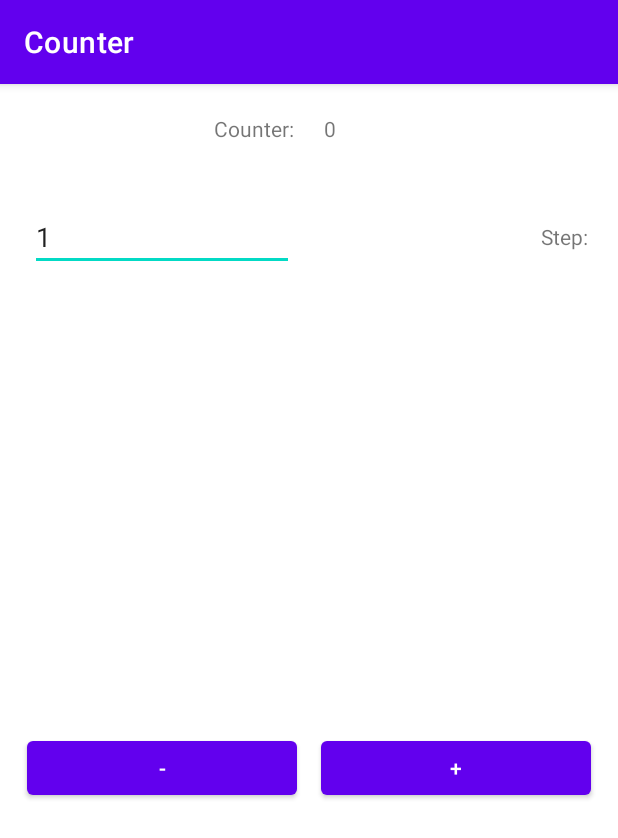
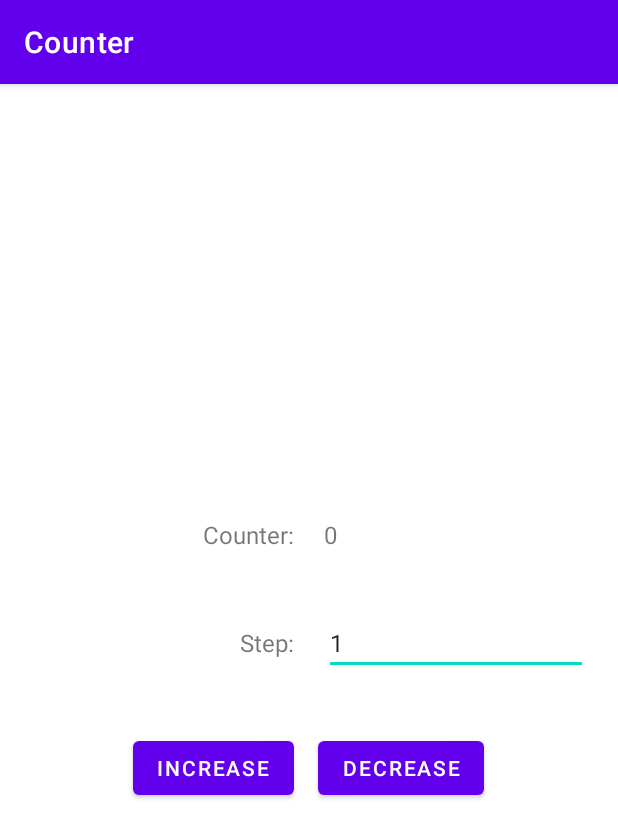
Before and after one commit to lima-1thing/SeeUJavaAndAndroid, an Android app: the screen it shows after launch (CounterMainActivity), on a phone screen of 412 x 824 dp. Shown: the top 838 px of the screen. Run offline under Robolectric (Android 15) with nearby library versions, the phone set to English and light mode, and no system bars.

Commit message:
Refine Counter UI

```diff
--- a/counter/src/main/AndroidManifest.xml
+++ b/counter/src/main/AndroidManifest.xml
@@ -16,6 +16,9 @@
                 <category android:name="android.intent.category.LAUNCHER" />
             </intent-filter>
         </activity>
+        <meta-data
+            android:name="preloaded_fonts"
+            android:resource="@array/preloaded_fonts" />
     </application>
 
 </manifest>
--- a/counter/src/main/res/layout/activity_counter_main.xml
+++ b/counter/src/main/res/layout/activity_counter_main.xml
@@ -5,6 +5,11 @@
     android:layout_height="match_parent"
     android:orientation="vertical"
     tools:context=".CounterMainActivity">
+
+    <Space
+        android:layout_width="match_parent"
+        android:layout_height="wrap_content"
+        android:layout_weight="1" />
 
     <LinearLayout
         android:layout_width="match_parent"
@@ -19,8 +24,10 @@
             android:layout_height="match_parent"
             android:layout_margin="10dp"
             android:layout_weight="1"
+            android:fontFamily="sans-serif"
             android:gravity="right"
-            android:text="Counter:" />
+            android:text="Counter:"
+            android:textSize="16sp" />
 
         <TextView
             android:id="@+id/txtCounter"
@@ -28,7 +35,9 @@
             android:layout_height="match_parent"
             android:layout_margin="10dp"
             android:layout_weight="1"
-            android:text="0" />
+            android:fontFamily="sans-serif"
+            android:text="0"
+            android:textSize="16sp" />
 
     </LinearLayout>
 
@@ -39,6 +48,17 @@
         android:gravity="top"
         android:orientation="horizontal">
 
+        <TextView
+            android:id="@+id/lblStep"
+            android:layout_width="match_parent"
+            android:layout_height="match_parent"
+            android:layout_margin="10dp"
+            android:layout_weight="1"
+            android:fontFamily="sans-serif"
+            android:gravity="center|right"
+            android:text="Step:"
+            android:textSize="16sp" />
+
         <EditText
             android:id="@+id/txtStep"
             android:layout_width="match_parent"
@@ -46,18 +66,41 @@
             android:layout_margin="10dp"
             android:layout_weight="1"
             android:ems="10"
+            android:fontFamily="sans-serif"
             android:gravity="center|left"
             android:inputType="numberSigned"
-            android:text="1" />
+            android:text="1"
+            android:textSize="16sp" />
 
-        <TextView
-            android:id="@+id/lblStep"
-            android:layout_width="match_parent"
-            android:layout_height="match_parent"
-            android:layout_margin="10dp"
-            android:layout_weight="1"
-            android:gravity="center|right"
-            android:text="Step:" />
+    </LinearLayout>
+
+    <LinearLayout
+        android:layout_width="match_parent"
+        android:layout_height="wrap_content"
+        android:layout_margin="10dp"
+        android:layout_weight="0"
+        android:gravity="center"
+        android:orientation="horizontal">
+
+        <Button
+            android:id="@+id/btnIncrease"
+            android:layout_width="wrap_content"
+            android:layout_height="wrap_content"
+            android:layout_gravity="center"
+            android:layout_margin="8dp"
+            android:gravity="center"
+            android:onClick="onIncrease"
+            android:text="Increase" />
+
+        <Button
+            android:id="@+id/btnDecrease"
+            android:layout_width="wrap_content"
+            android:layout_height="wrap_content"
+            android:layout_gravity="center"
+            android:layout_margin="8dp"
+            android:gravity="center"
+            android:onClick="onDecrease"
+            android:text="Decrease" />
 
     </LinearLayout>
 
@@ -66,35 +109,4 @@
         android:layout_height="wrap_content"
         android:layout_weight="1" />
 
-    <LinearLayout
-        android:layout_width="match_parent"
-        android:layout_height="wrap_content"
-        android:layout_margin="10dp"
-        android:layout_weight="0"
-        android:orientation="horizontal">
-
-        <Button
-            android:id="@+id/button"
-            android:layout_width="wrap_content"
-            android:layout_height="wrap_content"
-            android:layout_margin="8dp"
-            android:layout_weight="1"
-            android:onClick="onDecrease"
-            android:text="-" />
-
-        <Button
-            android:id="@+id/button2"
-            android:layout_width="wrap_content"
-            android:layout_height="wrap_content"
-            android:layout_margin="8dp"
-            android:layout_weight="1"
-            android:onClick="onIncrease"
-            android:text="+" />
-    </LinearLayout>
-
-    <Space
-        android:layout_width="match_parent"
-        android:layout_height="wrap_content"
-        android:layout_weight="1" />
-
 </LinearLayout>
```
